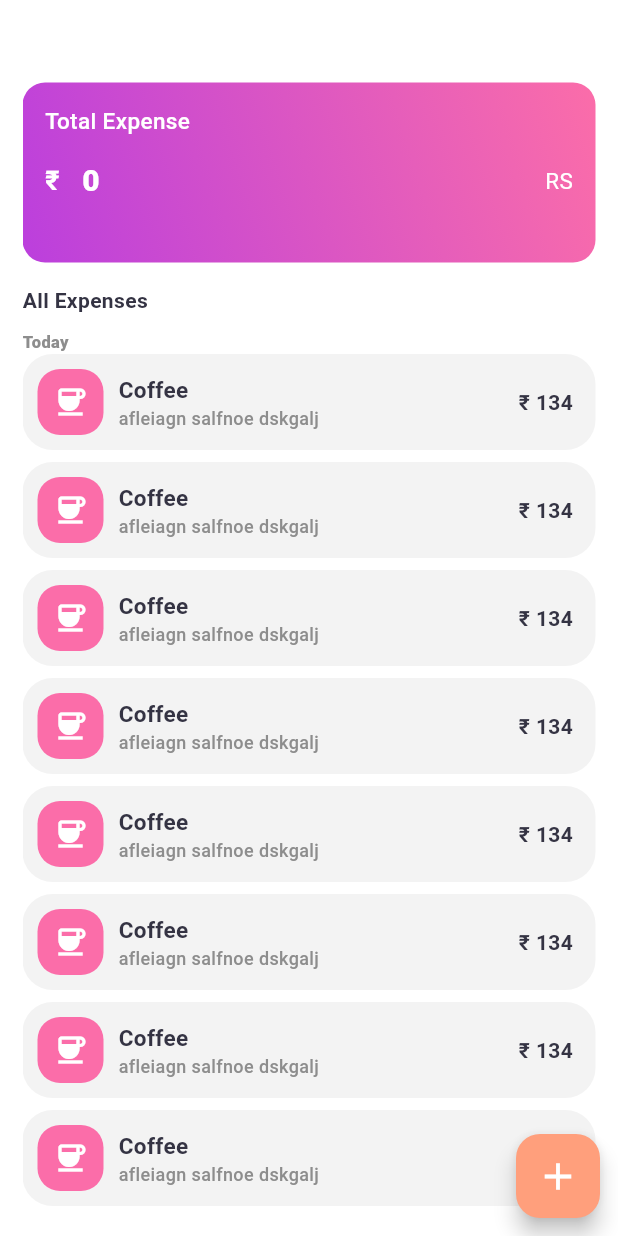
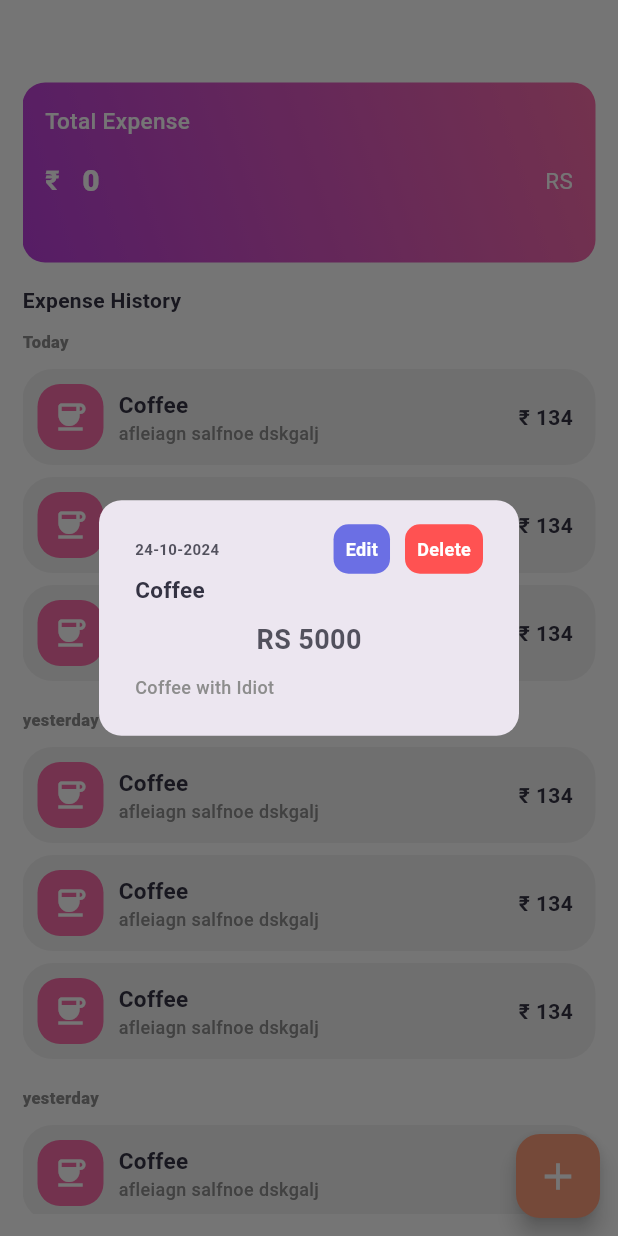
Before and after one commit to AQzeid/expense-tracker, a Flutter app: the HomePage screen opened directly, after a tap on "Coffee", on a phone screen of 412 x 824 dp. Run offline on Flutter 3.47's test engine with Material 3 defaults, Android fonts, the phone set to English and light mode, and no system bars; our stand-ins replace calendar_date_picker2.

Commit message:
UI - Home Page - new popup view added

```diff
--- a/lib/features/home_page/presentation/add_expense_page.dart/add_expense_page.dart
+++ b/lib/features/home_page/presentation/add_expense_page.dart/add_expense_page.dart
@@ -1,5 +1,6 @@
 import 'package:calendar_date_picker2/calendar_date_picker2.dart';
 import 'package:expense_tracker/core/theme/app_palatte.dart';
+import 'package:expense_tracker/features/home_page/presentation/home_page/home_page.dart';
 import 'package:expense_tracker/features/home_page/presentation/widgets/expense_text_field.dart';
 import 'package:flutter/material.dart';
 import 'package:intl/intl.dart';
@@ -49,7 +50,23 @@ class _AddExpensePageState extends State<AddExpensePage> {
         centerTitle: true,
       ),
       floatingActionButton: FloatingActionButton(
-        onPressed: () {},
+        onPressed: widget.isEditing
+            ? () {
+                Navigator.push(
+                  context,
+                  MaterialPageRoute(
+                    builder: (context) => const HomePage(),
+                  ),
+                );
+              }
+            : () {
+                Navigator.push(
+                  context,
+                  MaterialPageRoute(
+                    builder: (context) => const HomePage(),
+                  ),
+                );
+              },
         backgroundColor: AppPalate.gradient3,
         child: Icon(widget.isEditing ? Icons.check : Icons.add,
             size: 30, color: AppPalate.whiteColor),
--- a/lib/features/home_page/presentation/home_page/home_page.dart
+++ b/lib/features/home_page/presentation/home_page/home_page.dart
@@ -1,17 +1,113 @@
 import 'package:expense_tracker/core/theme/app_palatte.dart';
+import 'package:expense_tracker/features/home_page/presentation/add_expense_page.dart/add_expense_page.dart';
+import 'package:expense_tracker/features/home_page/presentation/widgets/alert_button.dart';
 import 'package:expense_tracker/features/home_page/presentation/widgets/expense_container.dart';
 import 'package:expense_tracker/features/home_page/presentation/widgets/expense_list_item.dart';
-import 'package:expense_tracker/features/home_page/presentation/widgets/view_all_button.dart';
 import 'package:flutter/material.dart';
 
 class HomePage extends StatelessWidget {
+  static route() => MaterialPageRoute(
+        builder: (context) => const HomePage(),
+      );
   const HomePage({super.key});
+
+  Future<void> showDialogue(context) async {
+    return showDialog<void>(
+        context: context,
+        // barrierDismissible: true,
+        builder: (BuildContext context) {
+          return AlertDialog(
+            surfaceTintColor: AppPalate.transparantColor,
+            shape:
+                RoundedRectangleBorder(borderRadius: BorderRadius.circular(15)),
+            content: Column(
+              mainAxisSize: MainAxisSize.min,
+              crossAxisAlignment: CrossAxisAlignment.start,
+              children: [
+                Row(
+                  mainAxisAlignment: MainAxisAlignment.spaceBetween,
+                  children: [
+                    const Text(
+                      '24-10-2024',
+                      style: TextStyle(
+                        color: AppPalate.darkColor,
+                        fontWeight: FontWeight.w600,
+                        fontSize: 10,
+                      ),
+                    ),
+                    Row(
+                      mainAxisSize: MainAxisSize.min,
+                      children: [
+                        AlertButton(
+                          buttonName: 'Edit',
+                          onTap: () {
+                            Navigator.push(
+                              context,
+                              MaterialPageRoute(
+                                builder: (context) =>
+                                    const AddExpensePage(isEditing: true),
+                              ),
+                            );
+                          },
+                          color: const Color.fromARGB(255, 107, 111, 228),
+                        ),
+                        const SizedBox(width: 10),
+                        AlertButton(
+                          buttonName: 'Delete',
+                          onTap: () {},
+                          color: AppPalate.errorColor,
+                        ),
+                      ],
+                    ),
+                  ],
+                ),
+                const Text(
+                  'Coffee',
+                  style: TextStyle(
+                    color: AppPalate.borderColor,
+                    fontWeight: FontWeight.w700,
+                    fontSize: 15,
+                  ),
+                ),
+                const Padding(
+                  padding: EdgeInsets.symmetric(vertical: 10),
+                  child: Center(
+                    child: Text(
+                      'RS 5000',
+                      style: TextStyle(
+                        color: AppPalate.darkColor,
+                        fontSize: 18,
+                        fontWeight: FontWeight.w700,
+                      ),
+                    ),
+                  ),
+                ),
+                const Text(
+                  'Coffee with Idiot',
+                  style: TextStyle(
+                    color: AppPalate.lightTextColor,
+                    fontWeight: FontWeight.w500,
+                    fontSize: 12,
+                  ),
+                ),
+              ],
+            ),
+          );
+        });
+  }
 
   @override
   Widget build(BuildContext context) {
     return Scaffold(
       floatingActionButton: FloatingActionButton(
-        onPressed: () {},
+        onPressed: () {
+          Navigator.push(
+            context,
+            MaterialPageRoute(
+              builder: (context) => const AddExpensePage(),
+            ),
+          );
+        },
         backgroundColor: AppPalate.gradient3,
         child: const Icon(Icons.add, size: 30, color: AppPalate.whiteColor),
       ),
@@ -27,49 +123,53 @@ class HomePage extends StatelessWidget {
                 height: 40,
               ),
               const ExpenseContainer(),
-              // Expense list section starts
               const SizedBox(height: 15),
-              Row(
-                mainAxisAlignment: MainAxisAlignment.spaceBetween,
+              const Row(
                 children: [
-                  const Text(
-                    'All Expenses',
+                  Text(
+                    'Expense History',
                     style: TextStyle(
                       color: AppPalate.borderColor,
                       fontWeight: FontWeight.w700,
                     ),
                   ),
-                  // The view all button to view all expenses in a new page
-                  // ViewAllButton(
-                  //   onTap: () {},
-                  // ),
                 ],
               ),
-              Column(
+              // NOTE This list view builder will be used for building indivdual date based sections
+              ListView.builder(
+                  padding: const EdgeInsets.all(0),
+                  itemCount: 3,
+                  shrinkWrap: true,
+                  physics: const NeverScrollableScrollPhysics(),
+                  itemBuilder: (context, i) {
+                    return Column(
                       mainAxisAlignment: MainAxisAlignment.start,
                       crossAxisAlignment: CrossAxisAlignment.start,
                       children: [
-                  const Padding(
-                    padding: EdgeInsets.only(top: 10),
+                        Padding(
+                          padding: const EdgeInsets.symmetric(vertical: 10),
                           child: Text(
-                      'Today',
-                      style: TextStyle(
+                            i < 1 ? 'Today' : 'yesterday',
+                            style: const TextStyle(
                               fontSize: 11,
                               color: AppPalate.lightTextColor,
                               fontWeight: FontWeight.w800,
                             ),
                           ),
                         ),
-                  // The list view builder will be used
+                        // NOTE This list view builder will be used for building indivdual ExpenseListItem Widgets
                         ListView.builder(
-                    itemCount: 15,
+                          padding: const EdgeInsets.all(0),
+                          itemCount: 3,
                           shrinkWrap: true,
                           physics: const NeverScrollableScrollPhysics(),
                           itemBuilder: (contex, i) {
                             return Padding(
                               padding: const EdgeInsets.only(bottom: 8.0),
                               child: ExpenseListItem(
-                          onTap: () {},
+                                onTap: () {
+                                  showDialogue(context);
+                                },
                                 expenseName: 'Coffee',
                                 expenseAmount: '134',
                                 expenseDescription: 'afleiagn salfnoe dskgalj',
@@ -78,7 +178,8 @@ class HomePage extends StatelessWidget {
                           },
                         ),
                       ],
-              ),
+                    );
+                  }),
             ],
           ),
         ),
--- /dev/null
+++ b/lib/features/home_page/presentation/widgets/alert_button.dart
@@ -0,0 +1,37 @@
+import 'package:expense_tracker/core/theme/app_palatte.dart';
+import 'package:flutter/material.dart';
+
+class AlertButton extends StatelessWidget {
+  final String buttonName;
+  final VoidCallback onTap;
+  final Color color;
+  const AlertButton(
+      {super.key,
+      required this.buttonName,
+      required this.onTap,
+      required this.color});
+
+  @override
+  Widget build(BuildContext context) {
+    return GestureDetector(
+      onTap: onTap,
+      child: Container(
+        decoration: BoxDecoration(
+          borderRadius: BorderRadius.circular(10),
+          color: color,
+        ),
+        child: Padding(
+          padding: const EdgeInsets.all(8.0),
+          child: Text(
+            buttonName,
+            style: const TextStyle(
+              color: AppPalate.whiteColor,
+              fontSize: 12,
+              fontWeight: FontWeight.w600,
+            ),
+          ),
+        ),
+      ),
+    );
+  }
+}
--- a/lib/main.dart
+++ b/lib/main.dart
@@ -1,5 +1,6 @@
 import 'package:expense_tracker/core/theme/theme.dart';
 import 'package:expense_tracker/features/home_page/presentation/add_expense_page.dart/add_expense_page.dart';
+import 'package:expense_tracker/features/home_page/presentation/home_page/home_page.dart';
 import 'package:flutter/material.dart';
 
 void main() {
@@ -16,7 +17,7 @@ class MyApp extends StatelessWidget {
       title: 'Expense Tracker',
       debugShowCheckedModeBanner: false,
       theme: AppTheme.whiteThemeMode,
-      home: const AddExpensePage(),
+      home: const HomePage(),
     );
   }
 }
```
Also changed, not shown: lib/features/home_page/presentation/view_all_page/view_all_page.dart (deleted). Lines whose indentation alone changed are shown as unchanged.
